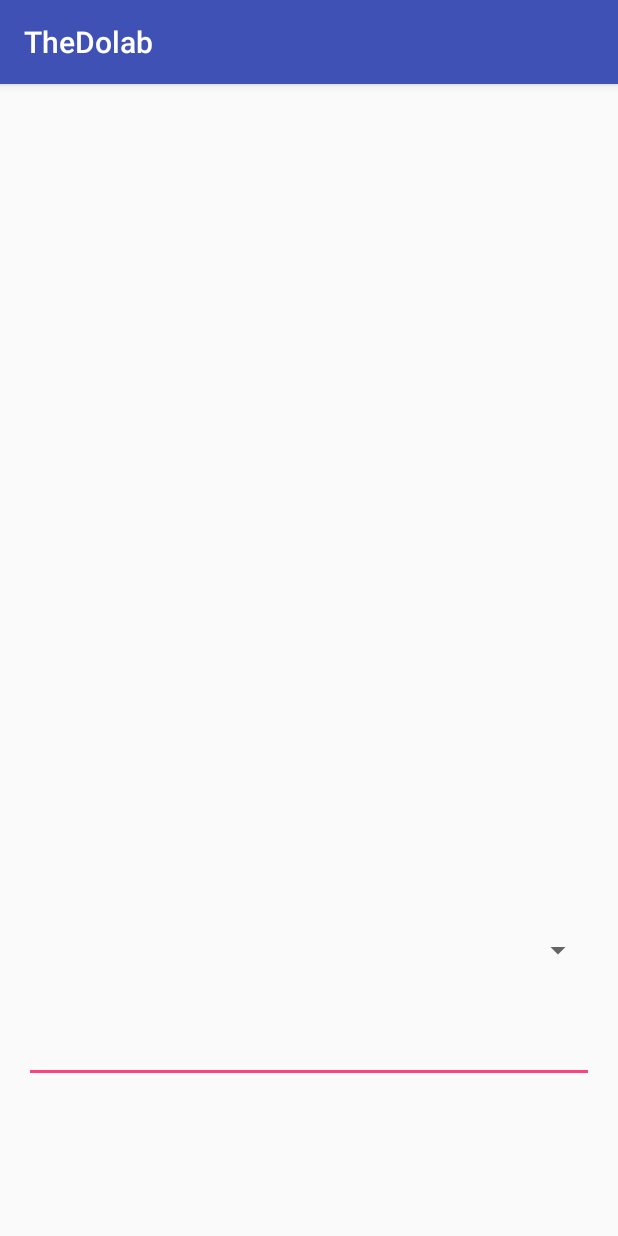
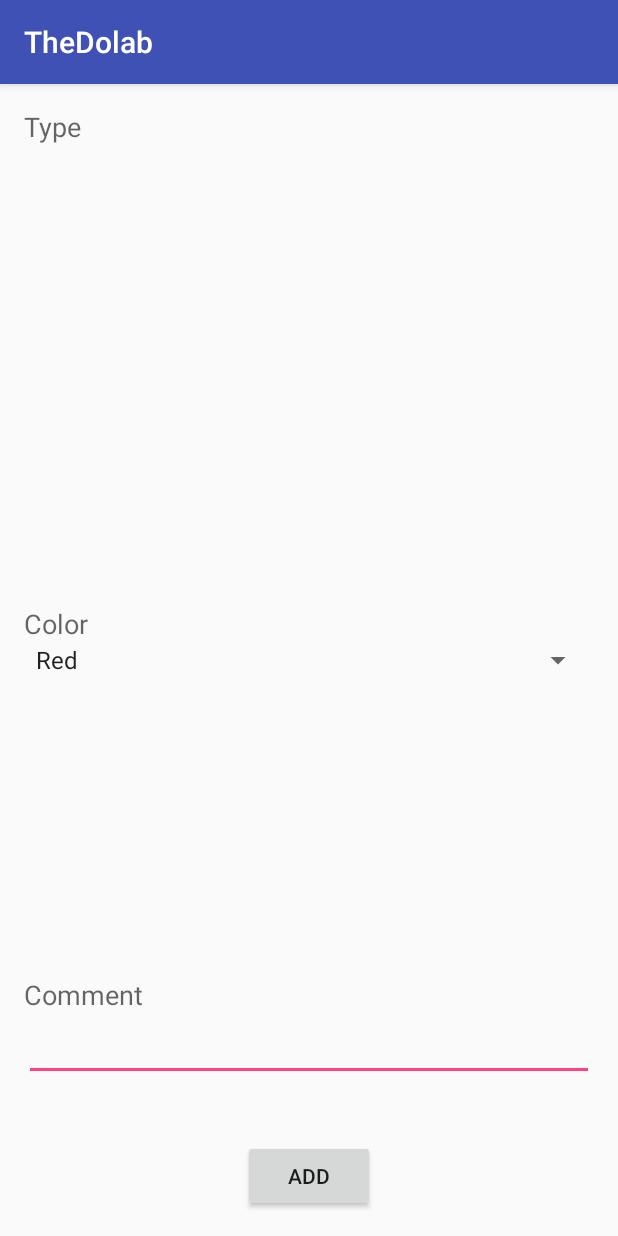
Before and after one commit to ahmedosama20/TheDolab, an Android app: the AdditionActivity screen opened directly, with no data from a screen before it, on a phone screen of 412 x 824 dp. Run offline under Robolectric (Android 15) with nearby library versions, the phone set to English and light mode, and no system bars.

Commit message:
Cleaned the addition UI - AO

```diff
--- a/app/src/main/java/com/dolab/thedolab/AdditionActivity.java
+++ b/app/src/main/java/com/dolab/thedolab/AdditionActivity.java
@@ -2,6 +2,9 @@ package com.dolab.thedolab;
 
 import android.support.v7.app.AppCompatActivity;
 import android.os.Bundle;
+import android.widget.ArrayAdapter;
+import android.widget.Spinner;
+import android.widget.SpinnerAdapter;
 
 public class AdditionActivity extends AppCompatActivity {
 
@@ -9,5 +12,10 @@ public class AdditionActivity extends AppCompatActivity {
     protected void onCreate(Bundle savedInstanceState) {
         super.onCreate(savedInstanceState);
         setContentView(R.layout.activity_addition);
+        Spinner spinner = (Spinner)findViewById(R.id.ColorSpinner);
+        ArrayAdapter<CharSequence> aa = ArrayAdapter.createFromResource(this, R.array.colors_array, android.R.layout.simple_spinner_item);
+        aa.setDropDownViewResource(android.R.layout.simple_spinner_dropdown_item);
+        spinner.setAdapter(aa);
+
     }
 }
--- a/app/src/main/res/layout/activity_addition.xml
+++ b/app/src/main/res/layout/activity_addition.xml
@@ -10,15 +10,15 @@
     tools:context="com.dolab.thedolab.AdditionActivity">
 
     <EditText
-        android:layout_width="wrap_content"
+        android:layout_width="fill_parent"
         android:layout_height="wrap_content"
         android:inputType="textMultiLine"
         android:ems="10"
         android:id="@+id/addClothesComment"
-        android:layout_alignParentBottom="true"
-        android:layout_marginBottom="86dp"
-        android:layout_alignParentEnd="true"
-        android:layout_alignParentStart="true" />
+        android:layout_above="@+id/addButton"
+        android:layout_alignParentStart="true"
+        android:layout_marginBottom="39dp"
+        android:maxHeight="85dp" />
 
     <HorizontalScrollView
         android:layout_width="wrap_content"
@@ -29,11 +29,45 @@
         android:layout_marginTop="78dp" />
 
     <Spinner
+        android:layout_width="fill_parent"
+        android:layout_height="wrap_content"
+        android:id="@+id/ColorSpinner"
+        android:layout_centerVertical="true"
+        android:layout_alignParentStart="true" />
+
+    <TextView
         android:layout_width="wrap_content"
         android:layout_height="wrap_content"
-        android:id="@+id/ColorSpinner"
+        android:textAppearance="?android:attr/textAppearanceMedium"
+        android:text="Color"
+        android:id="@+id/textView2"
+        android:layout_above="@+id/ColorSpinner"
+        android:layout_alignParentStart="true" />
+
+    <TextView
+        android:layout_width="wrap_content"
+        android:layout_height="wrap_content"
+        android:textAppearance="?android:attr/textAppearanceMedium"
+        android:text="Comment"
+        android:id="@+id/textView3"
         android:layout_above="@+id/addClothesComment"
-        android:layout_alignParentEnd="true"
-        android:layout_marginBottom="31dp" />
+        android:layout_alignParentStart="true" />
+
+    <TextView
+        android:layout_width="wrap_content"
+        android:layout_height="wrap_content"
+        android:textAppearance="?android:attr/textAppearanceMedium"
+        android:text="Type"
+        android:id="@+id/textView4"
+        android:layout_alignParentTop="true"
+        android:layout_alignParentStart="true" />
+
+    <Button
+        android:layout_width="wrap_content"
+        android:layout_height="wrap_content"
+        android:text="Add"
+        android:id="@+id/addButton"
+        android:layout_alignParentBottom="true"
+        android:layout_centerHorizontal="true" />
 
 </RelativeLayout>
--- a/app/src/main/res/values/strings.xml
+++ b/app/src/main/res/values/strings.xml
@@ -1,4 +1,15 @@
 <resources>
     <string name="app_name">TheDolab</string>
     <string name="action_settings">Settings</string>
+    <string-array name="colors_array">
+        <item>Red</item>
+        <item>Green</item>
+        <item>Blue</item>
+        <item>Yellow</item>
+        <item>Pink</item>
+        <item>Purple</item>
+        <item>Brown</item>
+        <item>Black</item>
+        <item>White</item>
+    </string-array>
 </resources>
```
